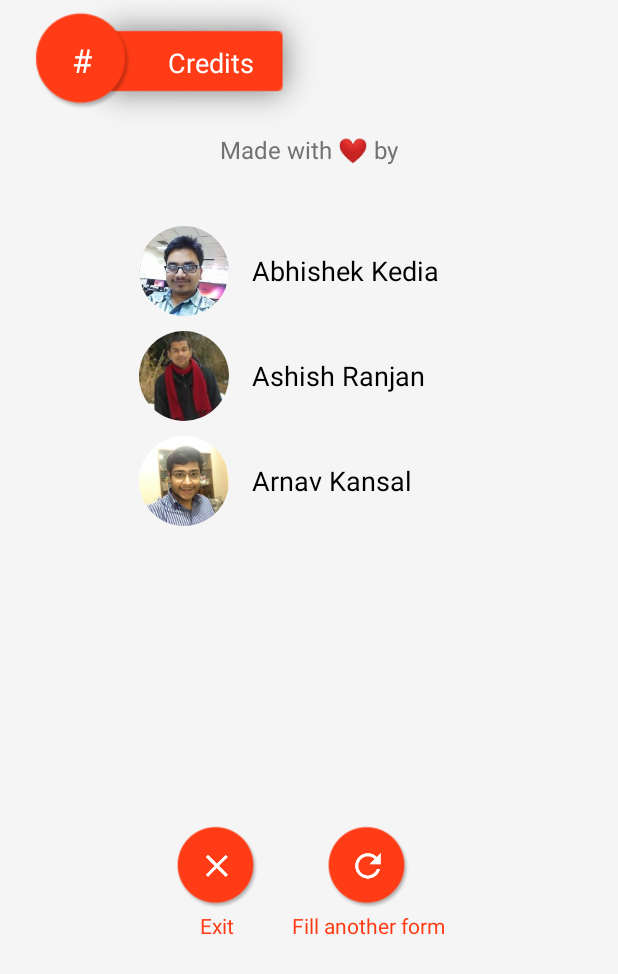
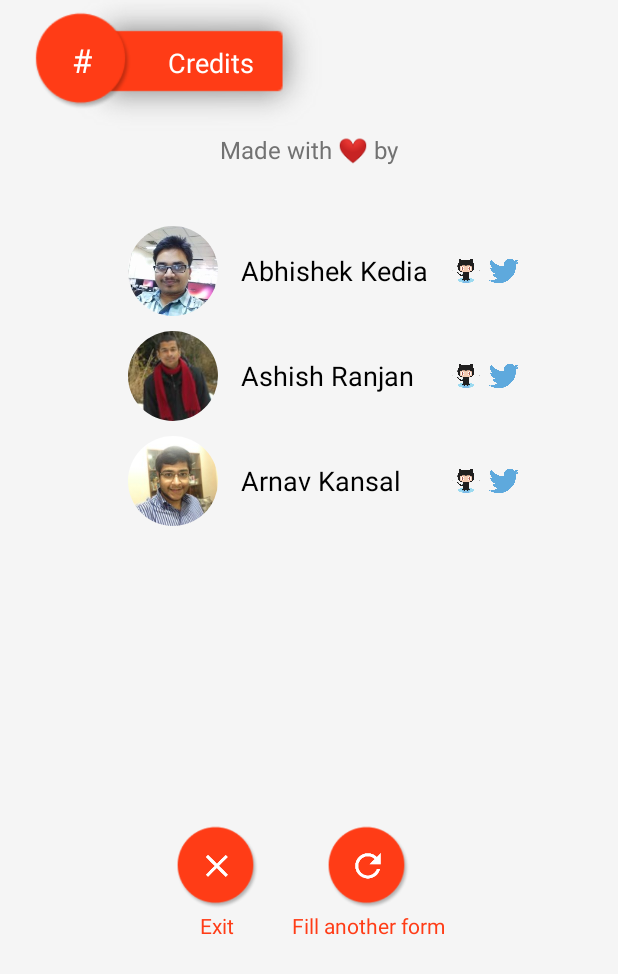
Before and after one commit to coderkd10/TeamRegistrationApp, an Android app: the CreditsActivity screen opened directly, with no data from a screen before it, on a phone screen of 412 x 824 dp. Shown: the top 974 px of the screen. Run offline under Robolectric (Android 15) with nearby library versions, the phone set to English and light mode, and no system bars; libraries missing offline, so code that uses them is left out: com.github.siyamed.shapeimageview; plain views replace CircularImageView.

Commit message:
added github,twitter urls

```diff
--- a/app/src/main/java/com/ashish/cop290assign0/CreditsActivity.java
+++ b/app/src/main/java/com/ashish/cop290assign0/CreditsActivity.java
@@ -1,6 +1,7 @@
 package com.ashish.cop290assign0;
 
 import android.content.Intent;
+import android.net.Uri;
 import android.support.v7.app.ActionBarActivity;
 import android.os.Bundle;
 import android.view.Menu;
@@ -45,4 +46,31 @@ public class CreditsActivity extends ActionBarActivity {
         startActivity(intent);
         finish();
     }
+    public void handleLinks(View view){
+        String url = "";
+        switch(view.getId()){
+            case R.id.kedia_github:
+                url = "https://github.com/coderkd10";
+                break;
+            case R.id.kedia_twiiter:
+                url = "https://twitter.com/kediaabhishek10";
+                break;
+            case R.id.ashish_github:
+                url = "https://github.com/r-ashish";
+                break;
+            case R.id.ashish_twiiter:
+                url = "https://twitter.com/ashrnjn";
+                break;
+            case R.id.arnav_github:
+                url = "https://github.com/AK101111";
+                break;
+            case R.id.arnav_twiiter:
+                url = "https://twitter.com/c2quadisdbest";
+                break;
+        }
+        if(!url.isEmpty()) {
+            Intent intent = new Intent(Intent.ACTION_VIEW, Uri.parse(url));
+            startActivity(intent);
+        }
+    }
 }
--- a/app/src/main/res/layout-land/activity_credits.xml
+++ b/app/src/main/res/layout-land/activity_credits.xml
@@ -126,7 +126,7 @@
         android:text="Made with \u2764 by"
         android:textColor="#727272"
         android:textSize="16sp"
-        android:layout_marginTop="55dp"
+        android:layout_marginTop="60dp"
         android:layout_centerHorizontal="true"
         android:layout_width="wrap_content"
         android:layout_height="wrap_content" />
@@ -160,11 +160,25 @@
                 android:id="@+id/detail1"
                 android:textColor="#000"
                 android:textSize="18sp"
-                android:layout_marginRight="20dp"
                 android:layout_marginLeft="15dp"
                 android:text="Abhishek Kedia"
-                android:layout_width="150dp"
+                android:layout_width="140dp"
                 android:layout_height="wrap_content" />
+            <ImageView
+                android:id="@+id/kedia_github"
+                android:clickable="true"
+                android:onClick="handleLinks"
+                android:src="@drawable/github"
+                android:layout_width="20dp"
+                android:layout_height="20dp" />
+            <ImageView
+                android:id="@+id/kedia_twiiter"
+                android:clickable="true"
+                android:onClick="handleLinks"
+                android:src="@drawable/twitter"
+                android:layout_marginLeft="5dp"
+                android:layout_width="20dp"
+                android:layout_height="20dp" />
         </LinearLayout>
         <LinearLayout
             android:id="@+id/student2_layout"
@@ -185,11 +199,25 @@
                 android:id="@+id/detail2"
                 android:textColor="#000"
                 android:textSize="18sp"
-                android:layout_marginRight="20dp"
                 android:layout_marginLeft="15dp"
                 android:text="Ashish Ranjan"
-                android:layout_width="150dp"
+                android:layout_width="140dp"
                 android:layout_height="wrap_content" />
+            <ImageView
+                android:id="@+id/ashish_github"
+                android:clickable="true"
+                android:onClick="handleLinks"
+                android:src="@drawable/github"
+                android:layout_width="20dp"
+                android:layout_height="20dp" />
+            <ImageView
+                android:id="@+id/ashish_twiiter"
+                android:clickable="true"
+                android:onClick="handleLinks"
+                android:src="@drawable/twitter"
+                android:layout_marginLeft="5dp"
+                android:layout_width="20dp"
+                android:layout_height="20dp" />
         </LinearLayout>
         <LinearLayout
             android:id="@+id/student3_layout"
@@ -210,11 +238,25 @@
                 android:id="@+id/detail3"
                 android:textColor="#000"
                 android:textSize="18sp"
-                android:layout_marginRight="20dp"
                 android:layout_marginLeft="15dp"
                 android:text="Arnav Kansal"
-                android:layout_width="150dp"
+                android:layout_width="140dp"
                 android:layout_height="wrap_content" />
+            <ImageView
+                android:id="@+id/arnav_github"
+                android:clickable="true"
+                android:onClick="handleLinks"
+                android:src="@drawable/github"
+                android:layout_width="20dp"
+                android:layout_height="20dp" />
+            <ImageView
+                android:id="@+id/arnav_twiiter"
+                android:clickable="true"
+                android:onClick="handleLinks"
+                android:src="@drawable/twitter"
+                android:layout_marginLeft="5dp"
+                android:layout_width="20dp"
+                android:layout_height="20dp" />
         </LinearLayout>
     </LinearLayout>
 </RelativeLayout>
--- a/app/src/main/res/layout-port/activity_credits.xml
+++ b/app/src/main/res/layout-port/activity_credits.xml
@@ -90,11 +90,25 @@
                 android:id="@+id/detail1"
                 android:textColor="#000"
                 android:textSize="18sp"
-                android:layout_marginRight="20dp"
                 android:layout_marginLeft="15dp"
                 android:text="Abhishek Kedia"
-                android:layout_width="150dp"
+                android:layout_width="140dp"
                 android:layout_height="wrap_content" />
+            <ImageView
+                android:id="@+id/kedia_github"
+                android:clickable="true"
+                android:onClick="handleLinks"
+                android:src="@drawable/github"
+                android:layout_width="20dp"
+                android:layout_height="20dp" />
+            <ImageView
+                android:id="@+id/kedia_twiiter"
+                android:clickable="true"
+                android:onClick="handleLinks"
+                android:src="@drawable/twitter"
+                android:layout_marginLeft="5dp"
+                android:layout_width="20dp"
+                android:layout_height="20dp" />
         </LinearLayout>
         <LinearLayout
             android:id="@+id/student2_layout"
@@ -115,11 +129,25 @@
                 android:id="@+id/detail2"
                 android:textColor="#000"
                 android:textSize="18sp"
-                android:layout_marginRight="20dp"
                 android:layout_marginLeft="15dp"
                 android:text="Ashish Ranjan"
-                android:layout_width="150dp"
+                android:layout_width="140dp"
                 android:layout_height="wrap_content" />
+            <ImageView
+                android:id="@+id/ashish_github"
+                android:clickable="true"
+                android:onClick="handleLinks"
+                android:src="@drawable/github"
+                android:layout_width="20dp"
+                android:layout_height="20dp" />
+            <ImageView
+                android:id="@+id/ashish_twiiter"
+                android:clickable="true"
+                android:onClick="handleLinks"
+                android:src="@drawable/twitter"
+                android:layout_marginLeft="5dp"
+                android:layout_width="20dp"
+                android:layout_height="20dp" />
         </LinearLayout>
         <LinearLayout
             android:id="@+id/student3_layout"
@@ -140,11 +168,25 @@
                 android:id="@+id/detail3"
                 android:textColor="#000"
                 android:textSize="18sp"
-                android:layout_marginRight="20dp"
                 android:layout_marginLeft="15dp"
                 android:text="Arnav Kansal"
-                android:layout_width="150dp"
+                android:layout_width="140dp"
                 android:layout_height="wrap_content" />
+            <ImageView
+                android:id="@+id/arnav_github"
+                android:clickable="true"
+                android:onClick="handleLinks"
+                android:src="@drawable/github"
+                android:layout_width="20dp"
+                android:layout_height="20dp" />
+            <ImageView
+                android:id="@+id/arnav_twiiter"
+                android:clickable="true"
+                android:onClick="handleLinks"
+                android:src="@drawable/twitter"
+                android:layout_marginLeft="5dp"
+                android:layout_width="20dp"
+                android:layout_height="20dp" />
         </LinearLayout>
     </LinearLayout>
     <LinearLayout
```
Also changed, not shown: app/src/main/res/drawable/github.png (added), app/src/main/res/drawable/twitter.png (added).
